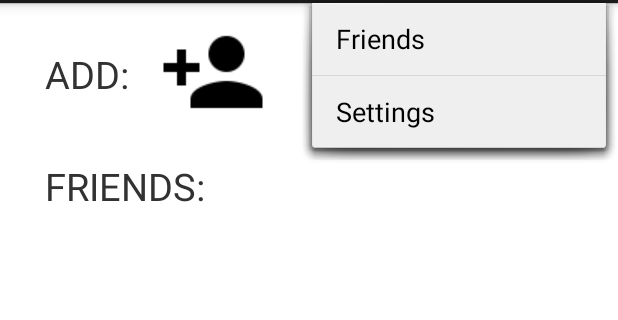
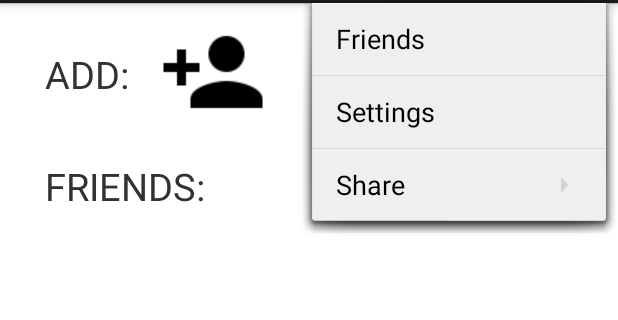
Before and after one commit to Gorman98/Five-Stars, an Android app: the FriendsActivity screen opened directly, with no data from a screen before it, with the options menu open, on a phone screen of 412 x 824 dp, the part 69-389 px from its top. Run offline under Robolectric (Android 15) with nearby library versions, the phone set to English and light mode, and no system bars; 1 statement that could not run was skipped.

Commit message:
adding share button to all toolbars

```diff
--- a/app/src/main/java/ser210/quinnipiac/edu/finalproject/FriendsActivity.java
+++ b/app/src/main/java/ser210/quinnipiac/edu/finalproject/FriendsActivity.java
@@ -9,11 +9,14 @@ import android.os.Bundle;
 import android.view.Menu;
 import android.view.MenuInflater;
 import android.view.MenuItem;
+import android.widget.ShareActionProvider;
 
 public class FriendsActivity extends Activity {
 
     private FragmentManager mFragmentManager;
     private FragmentTransaction mFragmentTransaction;
+    private ShareActionProvider shareActionProvider;
+
 
     @Override
     protected void onCreate(Bundle savedInstanceState) {
@@ -31,7 +34,17 @@ public class FriendsActivity extends Activity {
     public boolean onCreateOptionsMenu(Menu menu) {
         MenuInflater inflater = getMenuInflater();
         inflater.inflate(R.menu.toolbar, menu);
+        MenuItem menuItem = menu.findItem(R.id.action_share);
+        shareActionProvider = (ShareActionProvider) menuItem.getActionProvider();
+        setIntent("Get 5 Stars today!");
         return super.onCreateOptionsMenu(menu);
+    }
+
+    private void setIntent(String text){
+        Intent intent = new Intent(Intent.ACTION_SEND);
+        intent.setType("text/plain");
+        intent.putExtra(Intent.EXTRA_TEXT,text);
+        shareActionProvider.setShareIntent(intent);
     }
 
     @Override
--- a/app/src/main/res/menu/toolbar.xml
+++ b/app/src/main/res/menu/toolbar.xml
@@ -1,6 +1,14 @@
 <?xml version="1.0" encoding="utf-8"?>
 <menu xmlns:android="http://schemas.android.com/apk/res/android"
     xmlns:app="http://schemas.android.com/apk/res-auto">
+
+    <item
+        android:id="@+id/action_share"
+        android:title="Share"
+        android:orderInCategory="1"
+        app:showAsAction="always"
+        android:actionProviderClass="android.widget.ShareActionProvider" />
+
     <item
         android:id="@+id/action_friends"
         android:title="@string/friends1"
```
Also changed, not shown: app/src/main/java/ser210/quinnipiac/edu/finalproject/MainActivity.java (+11 -0 lines), app/src/main/java/ser210/quinnipiac/edu/finalproject/ReviewActivity.java (+13 -0 lines), app/src/main/java/ser210/quinnipiac/edu/finalproject/SearchActivity.java (+11 -0 lines).
